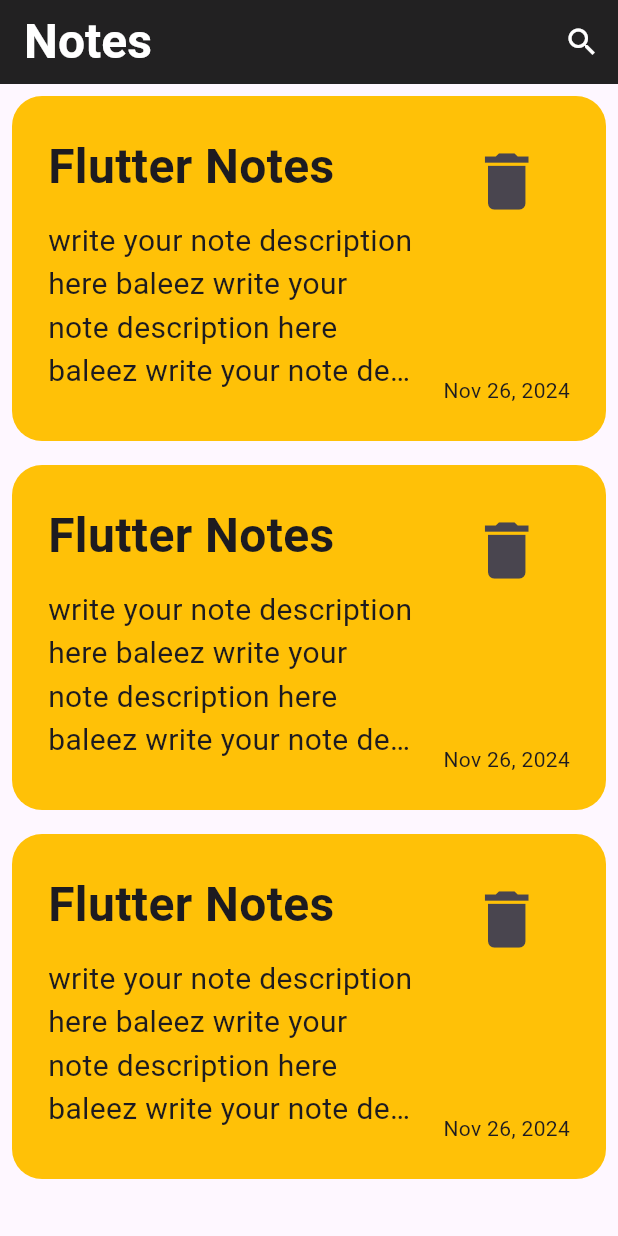
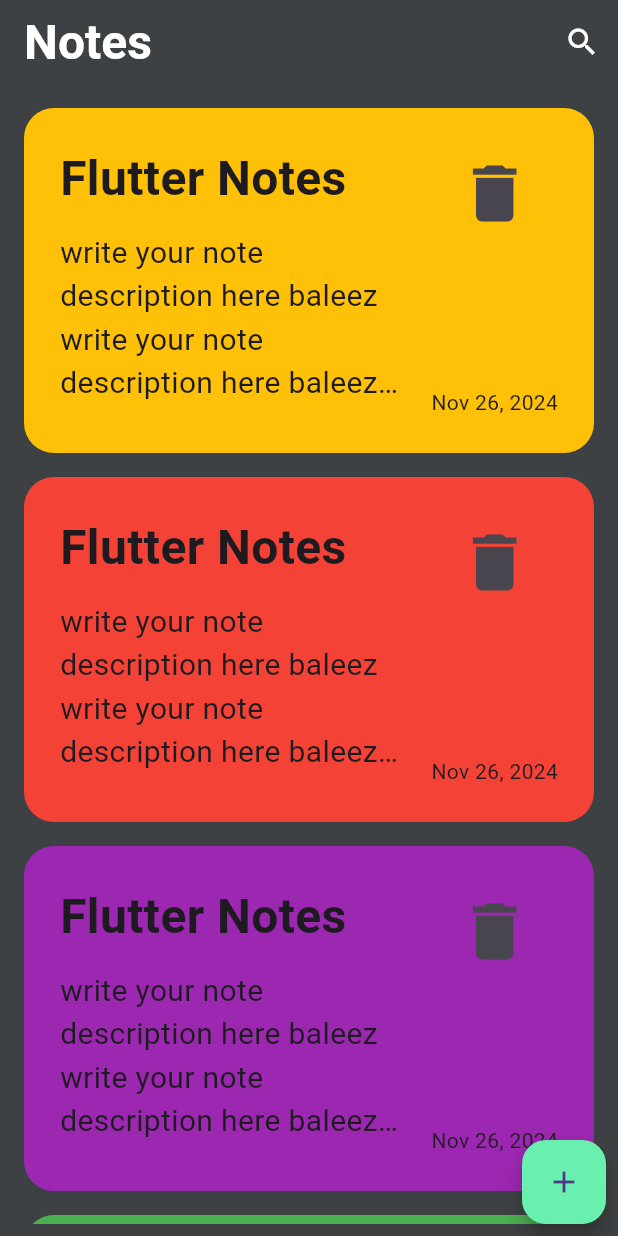
Before and after one commit to OsamaAliLasheen/notes_app, a Flutter app: the screen it shows after launch, on a phone screen of 412 x 824 dp. Run offline on Flutter 3.47's test engine with Material 3 defaults, Android fonts, the phone set to English and light mode, and no system bars.

```diff
--- a/lib/main.dart
+++ b/lib/main.dart
@@ -1,4 +1,5 @@
 import 'package:flutter/material.dart';
+import 'package:notes_app/screens/create_new_note_page.dart';
 import 'package:notes_app/screens/home_page.dart';
 
 void main() {
@@ -13,12 +14,16 @@ class NotesApp extends StatelessWidget {
     return MaterialApp(
       debugShowCheckedModeBanner: false,
       theme: ThemeData(
-          useMaterial3: true,
-          appBarTheme: const AppBarTheme(
-            backgroundColor: Colors.black87,
-          )),
+        appBarTheme: const AppBarTheme(
+          backgroundColor: Color(0xff3E4143),
+          titleTextStyle: TextStyle(
+              fontSize: 32, fontWeight: FontWeight.bold, color: Colors.white),
+        ),
+        scaffoldBackgroundColor: const Color(0xff3E4143),
+      ),
       routes: {
         HomePage.id: (context) => HomePage(),
+        CreateNewNotePage.id: (context) => const CreateNewNotePage(),
       },
       initialRoute: HomePage.id,
     );
--- a/lib/screens/home_page.dart
+++ b/lib/screens/home_page.dart
@@ -1,18 +1,24 @@
 import 'package:flutter/material.dart';
+import 'package:notes_app/screens/create_new_note_page.dart';
 import 'package:notes_app/widgets/note_container.dart';
 
 class HomePage extends StatelessWidget {
- const HomePage({super.key});
+  HomePage({super.key});
   static const id = '/homePage';
 
+  List<Color> colors = [
+    Colors.amber,
+    Colors.red,
+    Colors.purple,
+    Colors.green,
+    Colors.blue
+  ];
   @override
   Widget build(BuildContext context) {
     return Scaffold(
       appBar: AppBar(
         title: const Text(
           'Notes',
-            style: TextStyle(
-                fontSize: 32, fontWeight: FontWeight.bold, color: Colors.white),
         ),
         actions: [
           IconButton(
@@ -24,7 +30,27 @@ class HomePage extends StatelessWidget {
           )
         ],
       ),
-        body: ListView(
-            children: [NoteContainer(), NoteContainer(), NoteContainer()]));
+      body: Padding(
+        padding: const EdgeInsets.all(8.0),
+        child: Stack(
+          children: [
+            ListView.builder(
+              itemCount: colors.length,
+              itemBuilder: (context, index) {
+                return CustomNoteContainer(color: colors[index]);
+              },
+            ),
+            Align(
+                alignment: Alignment.bottomRight,
+                child: FloatingActionButton(
+                    backgroundColor: Colors.greenAccent,
+                    onPressed: () {
+                      Navigator.pushNamed(context, CreateNewNotePage.id);
+                    },
+                    child: const Icon(Icons.add)))
+          ],
+        ),
+      ),
+    );
   }
 }
--- a/lib/widgets/note_container.dart
+++ b/lib/widgets/note_container.dart
@@ -1,9 +1,11 @@
 import 'package:flutter/material.dart';
 import 'package:intl/intl.dart';
 
-class NoteContainer extends StatelessWidget {
-  NoteContainer({super.key});
+class CustomNoteContainer extends StatelessWidget {
+  CustomNoteContainer({super.key, required this.color});
   final date = DateFormat("MMM d, y").format(DateTime.now());
+
+  final Color color;
 
   @override
   Widget build(BuildContext context) {
@@ -13,7 +15,7 @@ class NoteContainer extends StatelessWidget {
         height: 230,
         width: 400,
         decoration: BoxDecoration(
-          color: Colors.amber,
+          color: color,
           borderRadius: BorderRadius.circular(20),
         ),
         child: Padding(
@@ -34,8 +36,7 @@ class NoteContainer extends StatelessWidget {
                       'write your note description here baleez write your note description here baleez write your note description here baleez write your note description here baleez',
                       style: TextStyle(fontSize: 20),
                       maxLines: 4,
-                      overflow: TextOverflow
-                          .ellipsis,
+                      overflow: TextOverflow.ellipsis,
                     ),
                   ],
                 ),
```
Also changed, not shown: lib/screens/create_new_note_page.dart (added, +30 -0 lines), lib/widgets/text_field.dart (added, +36 -0 lines). Lines whose indentation alone changed are shown as unchanged.
